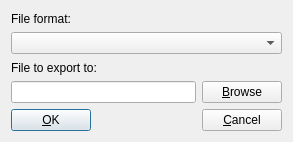
Above: mnemosyne/mnemosyne/pyqt_ui/export_dlg.ui from mnemosyne-proj/mnemosyne before the change. Below: the same form after it.
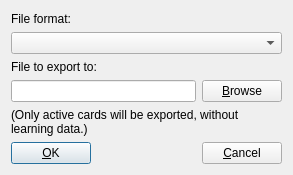
That is the form after the change.

Commit message: Finalise GUI export.

```diff
--- a/mnemosyne/mnemosyne/pyqt_ui/export_dlg.ui
+++ b/mnemosyne/mnemosyne/pyqt_ui/export_dlg.ui
@@ -7,7 +7,7 @@
     <x>0</x>
     <y>0</y>
     <width>293</width>
-    <height>142</height>
+    <height>175</height>
    </rect>
   </property>
   <property name="windowTitle">
@@ -66,6 +66,16 @@
        </item>
       </layout>
      </item>
+     <item>
+      <widget class="QLabel" name="label">
+       <property name="text">
+        <string>(Only active cards will be exported, without learning data.)</string>
+       </property>
+       <property name="wordWrap">
+        <bool>true</bool>
+       </property>
+      </widget>
+     </item>
      <item>
       <layout class="QHBoxLayout">
        <item>
```
The commit also changes 20 other files.
